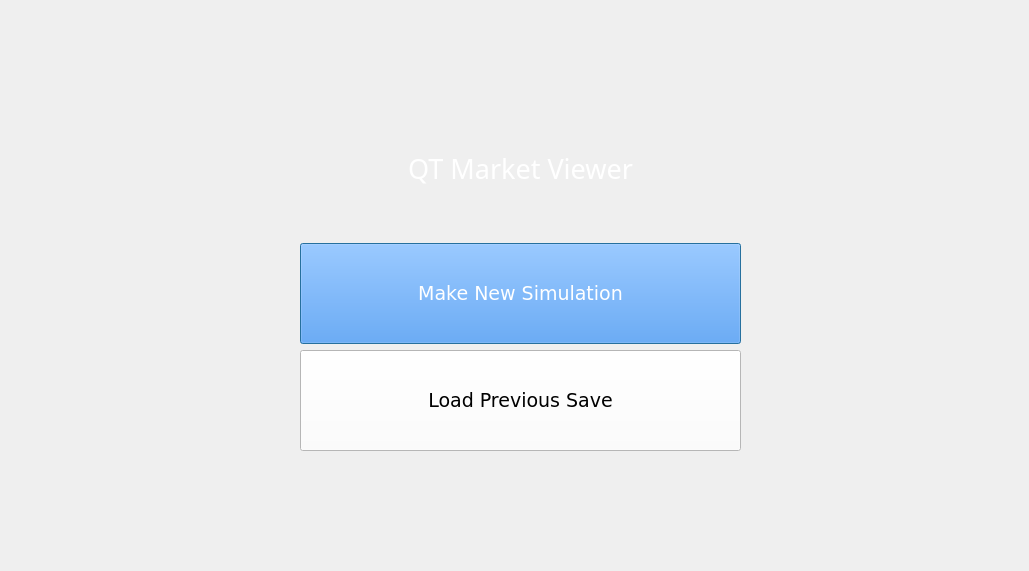
Old version of the form MarketGame/signinoptionsdialog.ui in the repository plagentile/Market_Game.
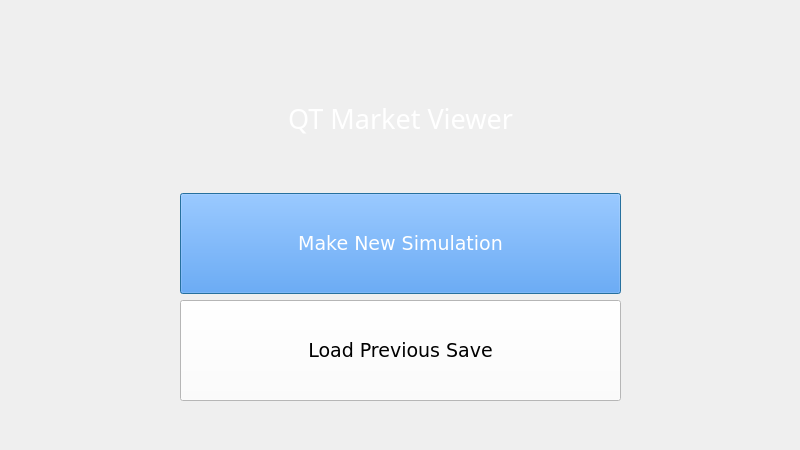
New version of the form.

What changed in the file:
```diff
--- a/MarketGame/signinoptionsdialog.ui
+++ b/MarketGame/signinoptionsdialog.ui
@@ -6,10 +6,34 @@
    <rect>
     <x>0</x>
     <y>0</y>
-    <width>1029</width>
-    <height>571</height>
+    <width>800</width>
+    <height>450</height>
    </rect>
   </property>
+  <property name="sizePolicy">
+   <sizepolicy hsizetype="Fixed" vsizetype="Fixed">
+    <horstretch>0</horstretch>
+    <verstretch>0</verstretch>
+   </sizepolicy>
+  </property>
+  <property name="minimumSize">
+   <size>
+    <width>800</width>
+    <height>450</height>
+   </size>
+  </property>
+  <property name="maximumSize">
+   <size>
+    <width>800</width>
+    <height>450</height>
+   </size>
+  </property>
+  <property name="baseSize">
+   <size>
+    <width>800</width>
+    <height>450</height>
+   </size>
+  </property>
   <property name="windowTitle">
    <string>Dialog</string>
   </property>
@@ -19,8 +43,8 @@
   <widget class="QWidget" name="verticalLayoutWidget">
    <property name="geometry">
     <rect>
-     <x>300</x>
-     <y>100</y>
+     <x>180</x>
+     <y>50</y>
      <width>441</width>
      <height>351</height>
     </rect>
@@ -113,6 +137,45 @@
     </item>
    </layout>
   </widget>
+  <widget class="QLabel" name="backgroundImageLabel">
+   <property name="geometry">
+    <rect>
+     <x>0</x>
+     <y>0</y>
+     <width>800</width>
+     <height>450</height>
+    </rect>
+   </property>
+   <property name="sizePolicy">
+    <sizepolicy hsizetype="Fixed" vsizetype="Ignored">
+     <horstretch>0</horstretch>
+     <verstretch>0</verstretch>
+    </sizepolicy>
+   </property>
+   <property name="minimumSize">
+    <size>
+     <width>800</width>
+     <height>450</height>
+    </size>
+   </property>
+   <property name="maximumSize">
+    <size>
+     <width>800</width>
+     <height>450</height>
+    </size>
+   </property>
+   <property name="baseSize">
+    <size>
+     <width>800</width>
+     <height>450</height>
+    </size>
+   </property>
+   <property name="text">
+    <string/>
+   </property>
+  </widget>
+  <zorder>backgroundImageLabel</zorder>
+  <zorder>verticalLayoutWidget</zorder>
  </widget>
  <resources/>
  <connections/>
```
